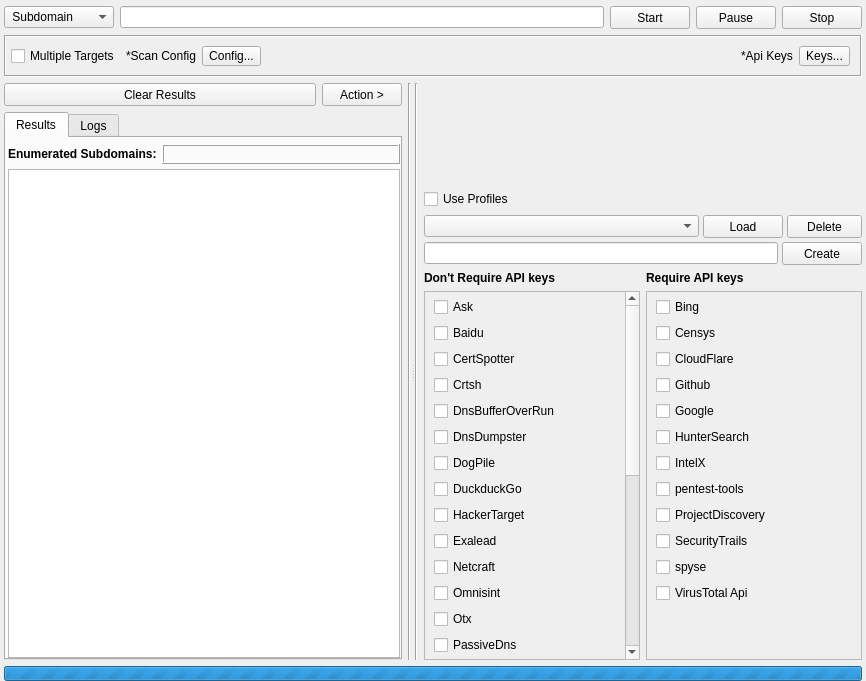
First picture: the form in gui/src/engines/osint/Osint.ui, repository 3nock/OTE, before the edit.
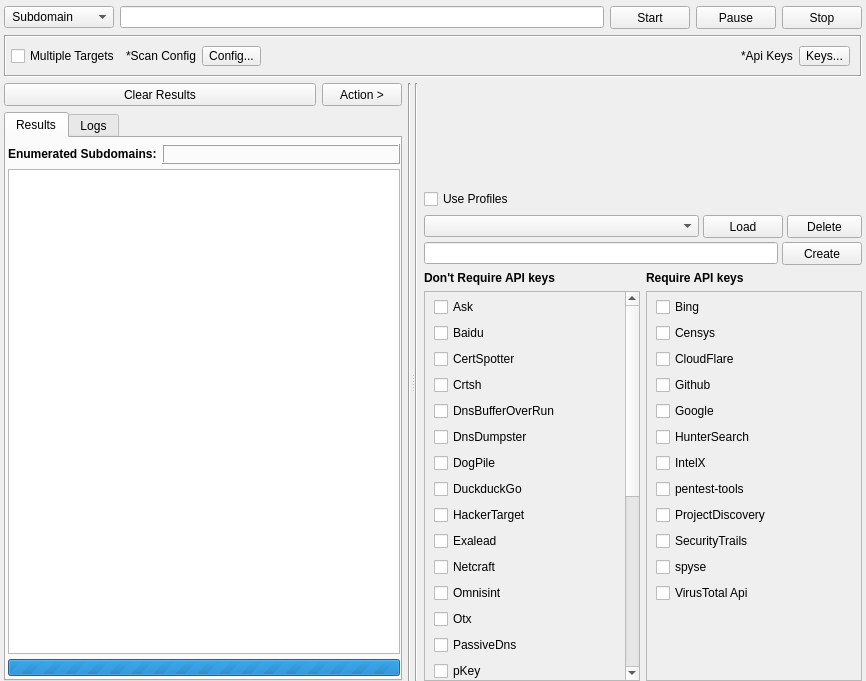
Second picture: the form after the edit. Custom widgets are drawn as their Qt base class.

The edit to the form file:
```diff
--- a/gui/src/engines/osint/Osint.ui
+++ b/gui/src/engines/osint/Osint.ui
@@ -363,7 +363,7 @@
               <number>0</number>
              </property>
              <property name="bottomMargin">
-              <number>0</number>
+              <number>3</number>
              </property>
              <item>
               <layout class="QHBoxLayout" name="horizontalLayout_5">
@@ -522,6 +522,31 @@
                </attribute>
               </widget>
              </item>
+             <item>
+              <widget class="QProgressBar" name="progressBar">
+               <property name="minimumSize">
+                <size>
+                 <width>0</width>
+                 <height>17</height>
+                </size>
+               </property>
+               <property name="maximumSize">
+                <size>
+                 <width>16777215</width>
+                 <height>17</height>
+                </size>
+               </property>
+               <property name="styleSheet">
+                <string notr="true"/>
+               </property>
+               <property name="maximum">
+                <number>0</number>
+               </property>
+               <property name="value">
+                <number>-1</number>
+               </property>
+              </widget>
+             </item>
             </layout>
            </widget>
            <widget class="QWidget" name="tabLogs">
@@ -1244,31 +1269,6 @@
      </widget>
     </widget>
    </item>
-   <item>
-    <widget class="QProgressBar" name="progressBar">
-     <property name="minimumSize">
-      <size>
-       <width>0</width>
-       <height>15</height>
-      </size>
-     </property>
-     <property name="maximumSize">
-      <size>
-       <width>16777215</width>
-       <height>15</height>
-      </size>
-     </property>
-     <property name="styleSheet">
-      <string notr="true"/>
-     </property>
-     <property name="maximum">
-      <number>0</number>
-     </property>
-     <property name="value">
-      <number>-1</number>
-     </property>
-    </widget>
-   </item>
   </layout>
  </widget>
  <customwidgets>
```
Left out of the diff: 4 changed lines with no effect on the pictures.
